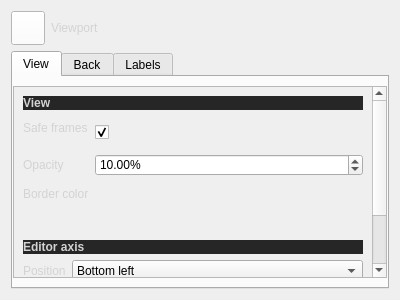
The window that QChromosome/viewport.ui (Michalaq/ChromosomeVisualizer) describes before a commit, drawn with Qt 5.
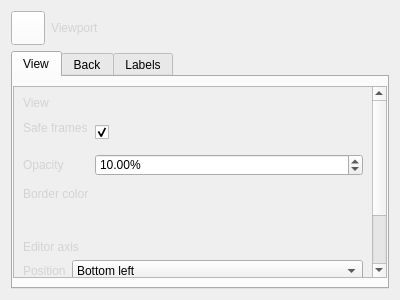
The same window after the commit. Icons and pictures are not drawn. Custom widgets are drawn as their Qt base class.

Commit message: unified label styles

The edit to the form file:
```diff
--- a/QChromosome/viewport.ui
+++ b/QChromosome/viewport.ui
@@ -88,7 +88,7 @@
           <property name="geometry">
            <rect>
             <x>0</x>
-            <y>-94</y>
+            <y>0</y>
             <width>362</width>
             <height>286</height>
            </rect>
@@ -96,11 +96,11 @@
           <layout class="QVBoxLayout" name="verticalLayout">
            <item>
             <widget class="QLabel" name="label_5">
-             <property name="styleSheet">
-              <string notr="true">background: #262626;</string>
-             </property>
              <property name="text">
-              <string>&lt;html&gt;&lt;head/&gt;&lt;body&gt;&lt;p&gt;&lt;span style=&quot; font-weight:600;&quot;&gt;View&lt;/span&gt;&lt;/p&gt;&lt;/body&gt;&lt;/html&gt;</string>
+              <string>View</string>
+             </property>
+             <property name="class" stdset="0">
+              <string>section</string>
              </property>
             </widget>
            </item>
@@ -195,11 +195,11 @@
            </item>
            <item>
             <widget class="QLabel" name="label_9">
-             <property name="styleSheet">
-              <string notr="true">background: #262626;</string>
-             </property>
              <property name="text">
-              <string>&lt;html&gt;&lt;head/&gt;&lt;body&gt;&lt;p&gt;&lt;span style=&quot; font-weight:600;&quot;&gt;Editor axis&lt;/span&gt;&lt;/p&gt;&lt;/body&gt;&lt;/html&gt;</string>
+              <string>Editor axis</string>
+             </property>
+             <property name="class" stdset="0">
+              <string>section</string>
              </property>
             </widget>
            </item>
```
Left out of the diff: 24 changed lines with no effect on the pictures. The commit also changes 5 other files.
